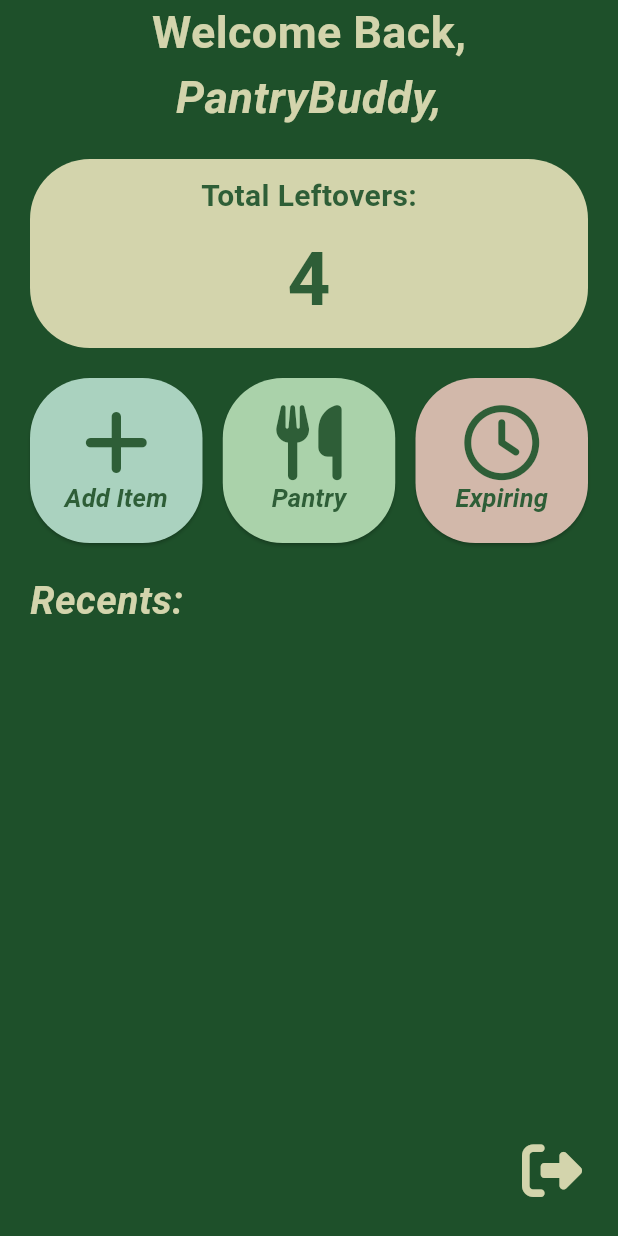
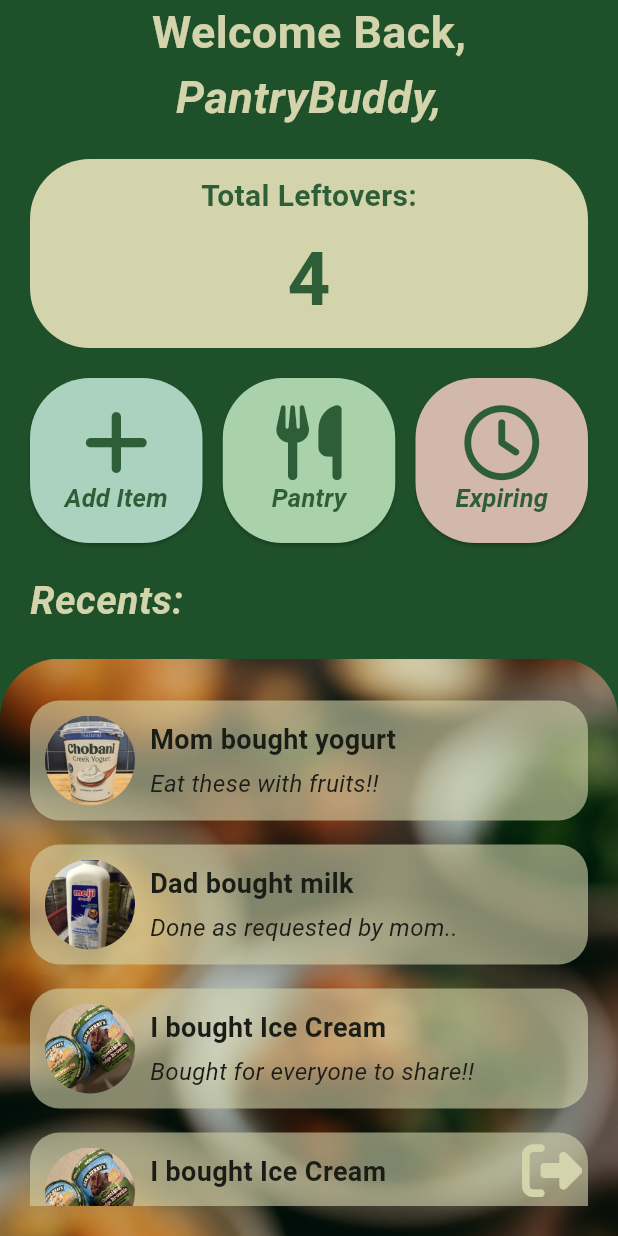
Before and after one commit to charaelene/share, a Flutter app: the screen it shows after launch, on a phone screen of 412 x 824 dp. Run offline on Flutter 3.47's test engine with Material 3 defaults, Android fonts, the phone set to English and light mode, and no system bars; our stand-ins replace font_awesome_flutter, image_picker.

Commit message:
completed home page UI

```diff
--- a/lib/screens/home_screen.dart
+++ b/lib/screens/home_screen.dart
@@ -1,9 +1,43 @@
 import 'package:flutter/material.dart';
 import 'package:font_awesome_flutter/font_awesome_flutter.dart';
+import 'package:mbap_part2/widgets/item_details_widget.dart';
 import 'package:mbap_part2/widgets/quick_navigation_widget.dart';
 
 class HomeScreen extends StatelessWidget {
   const HomeScreen({super.key});
+
+  static const List<Map<String, dynamic>> latestItems = [
+    {
+      "title": "Mom bought yogurt",
+      "description": "Eat these with fruits!!",
+      "image": "images/chobani_yogurt.png",
+    },
+    {
+      "title": "Dad bought milk",
+      "description": "Done as requested by mom..",
+      "image": "images/meiji_milk.png",
+    },
+    {
+      "title": "I bought Ice Cream",
+      "description": "Bought for everyone to share!!",
+      "image": "images/ben_jerry.png",
+    },
+    {
+      "title": "I bought Ice Cream",
+      "description": "Bought for everyone to share!!",
+      "image": "images/ben_jerry.png",
+    },
+    {
+      "title": "I bought Ice Cream",
+      "description": "Bought for everyone to share!!",
+      "image": "images/ben_jerry.png",
+    },
+  ];
+
+  Future<List<Map<String, dynamic>>> fetchLatestItems() async {
+    await Future.delayed(Duration(seconds: 3)); // simulate delay
+    return latestItems;
+  }
 
   @override
   Widget build(BuildContext context) {
@@ -77,13 +111,15 @@ class HomeScreen extends StatelessWidget {
                 mainAxisAlignment: MainAxisAlignment.spaceBetween,
                 children: [
                   QuickNavigationWidget(
-                    onPressed: () => Navigator.pushNamed(context, '/pantry_editor'),
+                    onPressed:
+                        () => Navigator.pushNamed(context, '/pantry_editor'),
                     icon: FontAwesomeIcons.plus,
                     label: "Add Item",
                     bgColor: Color.fromRGBO(170, 210, 191, 1.0),
                   ),
                   QuickNavigationWidget(
-                    onPressed: () => Navigator.pushNamed(context, '/pantry_inventory'),
+                    onPressed:
+                        () => Navigator.pushNamed(context, '/pantry_inventory'),
                     icon: FontAwesomeIcons.utensils,
                     label: "Pantry",
                     bgColor: Color.fromRGBO(170, 210, 170, 1.0),
@@ -111,6 +147,63 @@ class HomeScreen extends StatelessWidget {
                 ),
               ),
             ),
+            Expanded(
+              child: Container(
+                width: double.infinity,
+                padding: EdgeInsets.all(20.0),
+                decoration: BoxDecoration(
+                  image: DecorationImage(
+                    image: AssetImage("images/blurred_food_background.png"),
+                    fit: BoxFit.cover,
+                  ),
+                  borderRadius: BorderRadius.only(
+                    topLeft: Radius.circular(40.0),
+                    topRight: Radius.circular(40.0),
+                  ),
+                ),
+                child: FutureBuilder(
+                  future: fetchLatestItems(),
+                  builder: (context, snapshot) {
+                    if (snapshot.connectionState == ConnectionState.waiting) {
+                      return Center(
+                        child: Column(
+                          mainAxisSize: MainAxisSize.min,
+                          children: [
+                            CircularProgressIndicator(
+                              color: Color.fromRGBO(211, 212, 172, 1.0),
+                            ),
+                            SizedBox(height: 10),
+                            Text(
+                              'Loading...',
+                              style: TextStyle(
+                                color: Color.fromRGBO(211, 212, 172, 1.0),
+                                fontSize: 16,
+                                fontWeight: FontWeight.bold,
+                              ),
+                            ),
+                          ],
+                        ),
+                      ); // Loading spinner
+                    } else if (snapshot.hasError) {
+                      return Text('Error: ${snapshot.error}');
+                    } else {
+                      return ListView.builder(
+                        itemCount: snapshot.data!.length,
+                        itemBuilder: (context, index) {
+                          final item = snapshot.data![index];
+                          return ItemDetailsWidget(
+                            bgColor: Color.fromRGBO(211, 212, 172, 0.6),
+                            image: item['image'],
+                            title: item['title'],
+                            description: item['description'],
+                          );
+                        },
+                      );
+                    }
+                  },
+                ),
+              ),
+            ),
           ],
         ),
       ),
--- /dev/null
+++ b/lib/widgets/item_details_widget.dart
@@ -0,0 +1,108 @@
+import 'package:flutter/material.dart';
+import 'package:font_awesome_flutter/font_awesome_flutter.dart';
+
+class ItemDetailsWidget extends StatelessWidget {
+  final Color bgColor;
+  final String description;
+  final String image;
+  final int? quantity;
+  final String title;
+  final bool hasConsumedButton;
+  final bool hasEditButton;
+
+  const ItemDetailsWidget({
+    super.key,
+    required this.bgColor,
+    required this.description,
+    required this.image,
+    this.quantity,
+    required this.title,
+    this.hasConsumedButton = false,
+    this.hasEditButton = false,
+  });
+
+  @override
+  Widget build(BuildContext context) {
+    return Container(
+      margin: const EdgeInsets.symmetric(vertical: 8),
+      padding: const EdgeInsets.all(10),
+      decoration: BoxDecoration(
+        color: bgColor,
+        borderRadius: BorderRadius.circular(20),
+      ),
+      child: Row(
+        crossAxisAlignment: CrossAxisAlignment.center,
+        children: [
+          // Quantity
+          if (quantity != null) ...[
+            Text(
+              quantity.toString(),
+              style: const TextStyle(fontWeight: FontWeight.bold, fontSize: 20),
+            ),
+            const SizedBox(width: 10),
+          ],
+
+          // Image
+          CircleAvatar(
+            radius: 30,
+            backgroundImage: AssetImage(image),
+            backgroundColor: Colors.transparent,
+          ),
+          const SizedBox(width: 10),
+
+          // Text details
+          Expanded(
+            child: Column(
+              crossAxisAlignment: CrossAxisAlignment.start,
+              children: [
+                Text(
+                  title,
+                  style: const TextStyle(
+                    fontWeight: FontWeight.bold,
+                    fontSize: 18,
+                  ),
+                ),
+                const SizedBox(height: 5),
+                Text(
+                  description,
+                  style: const TextStyle(
+                    fontStyle: FontStyle.italic,
+                    fontSize: 16,
+                  ),
+                ),
+              ],
+            ),
+          ),
+
+          // Consumed label and edit icon
+          Column(
+            children: [
+              if (hasConsumedButton) ...[
+                Container(
+                  padding: const EdgeInsets.symmetric(
+                    horizontal: 8,
+                    vertical: 4,
+                  ),
+                  decoration: BoxDecoration(
+                    color: const Color.fromARGB(122, 75, 194, 59),
+                    borderRadius: BorderRadius.circular(20),
+                  ),
+                  child: const Text(
+                    'Consumed',
+                    style: TextStyle(
+                      fontSize: 12,
+                      fontWeight: FontWeight.bold,
+                      color: Colors.white,
+                    ),
+                  ),
+                ),
+                const SizedBox(height: 8),
+              ],
+              if (hasEditButton) Icon(FontAwesomeIcons.penToSquare, size: 20),
+            ],
+          ),
+        ],
+      ),
+    );
+  }
+}
```
Also changed, not shown: pubspec.lock.
